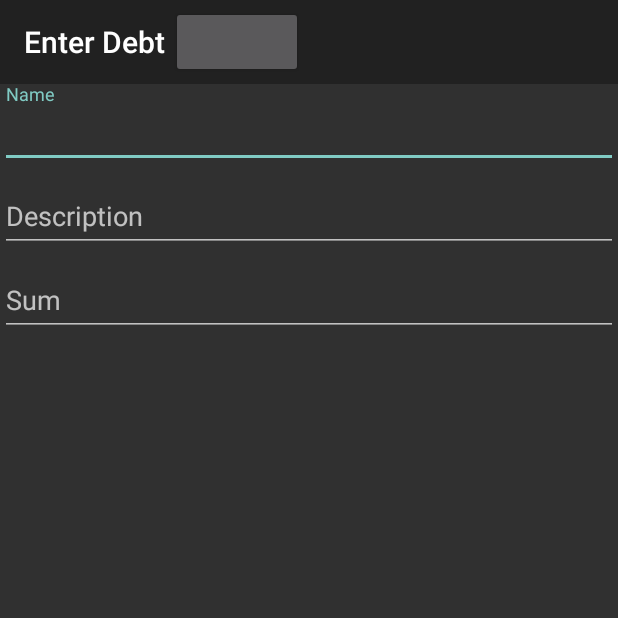
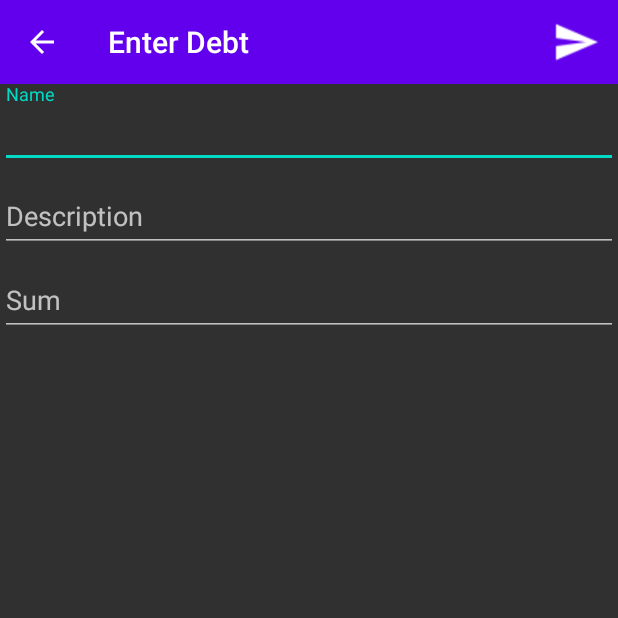
Before and after one commit to ponwed/DebtTracker, an Android app: the AddNewDebtActivity screen opened directly, with no data from a screen before it, on a phone screen of 412 x 824 dp, the top half of it. Run offline under Robolectric (Android 15) with nearby library versions, the phone set to English and light mode, and no system bars.

Commit message:
Add "send" icon and back navigation to AddNewDebtActivity

```diff
--- a/app/src/main/AndroidManifest.xml
+++ b/app/src/main/AndroidManifest.xml
@@ -8,7 +8,7 @@
         android:label="@string/app_name"
         android:roundIcon="@mipmap/ic_launcher_round"
         android:supportsRtl="true"
-        android:theme="@style/Theme.AppCompat.NoActionBar">
+        android:theme="@style/AppTheme">
 
         <activity android:name=".MainActivity">
             <intent-filter>
--- a/app/src/main/java/com/pontus/debttracker/AddNewDebtActivity.java
+++ b/app/src/main/java/com/pontus/debttracker/AddNewDebtActivity.java
@@ -4,6 +4,7 @@ import androidx.appcompat.app.AppCompatActivity;
 import androidx.appcompat.widget.Toolbar;
 
 import android.os.Bundle;
+import android.view.Menu;
 import android.view.Window;
 
 public class AddNewDebtActivity extends AppCompatActivity
@@ -14,7 +15,24 @@ public class AddNewDebtActivity extends AppCompatActivity
     {
         super.onCreate(savedInstanceState);
         setContentView(R.layout.activity_add_new_debt);
-        Toolbar toolbar = (Toolbar) findViewById(R.id.toolbar);
+        Toolbar toolbar = findViewById(R.id.toolbar);
         setSupportActionBar(toolbar);
+        getSupportActionBar().setDisplayHomeAsUpEnabled(true);
+        getSupportActionBar().setDisplayShowHomeEnabled(true);
     }
+
+    @Override
+    public boolean onCreateOptionsMenu(Menu menu)
+    {
+        getMenuInflater().inflate(R.menu.menu_add_new, menu);
+        return true;
+    }
+
+    @Override
+    public boolean onSupportNavigateUp()
+    {
+        onBackPressed();
+        return true;
+    }
+
 }
--- a/app/src/main/res/layout/activity_add_new_debt.xml
+++ b/app/src/main/res/layout/activity_add_new_debt.xml
@@ -4,6 +4,7 @@
     xmlns:tools="http://schemas.android.com/tools"
     android:layout_width="match_parent"
     android:layout_height="match_parent"
+    android:fitsSystemWindows="true"
     tools:context=".AddNewDebtActivity">
 
     <com.google.android.material.textfield.TextInputLayout
@@ -52,13 +53,7 @@
         android:theme="?attr/actionBarTheme"
         app:layout_constraintEnd_toEndOf="parent"
         app:layout_constraintStart_toStartOf="parent"
-        app:layout_constraintTop_toTopOf="parent">
-
-        <androidx.appcompat.widget.AppCompatButton
-            android:layout_width="wrap_content"
-            android:layout_height="wrap_content" />
-
-    </androidx.appcompat.widget.Toolbar>
+        app:layout_constraintTop_toTopOf="parent" />
 
 
 </androidx.constraintlayout.widget.ConstraintLayout>
--- /dev/null
+++ b/app/src/main/res/menu/menu_add_new.xml
@@ -0,0 +1,10 @@
+<?xml version="1.0" encoding="utf-8"?>
+<menu xmlns:android="http://schemas.android.com/apk/res/android"
+      xmlns:app="http://schemas.android.com/apk/res-auto">
+    <item
+        android:id="@+id/ma_Send"
+        android:icon="@drawable/baseline_send_white_18dp"
+        android:title="Create"
+        app:showAsAction="always"
+    />
+</menu>
--- a/app/src/main/res/values/styles.xml
+++ b/app/src/main/res/values/styles.xml
@@ -1,7 +1,7 @@
 <resources>
 
     <!-- Base application theme. -->
-    <style name="AppTheme" parent="Theme.AppCompat.Light.DarkActionBar">
+    <style name="AppTheme" parent="Theme.AppCompat.NoActionBar">
         <!-- Customize your theme here. -->
         <item name="colorPrimary">@color/colorPrimary</item>
         <item name="colorPrimaryDark">@color/colorPrimaryDark</item>
```
